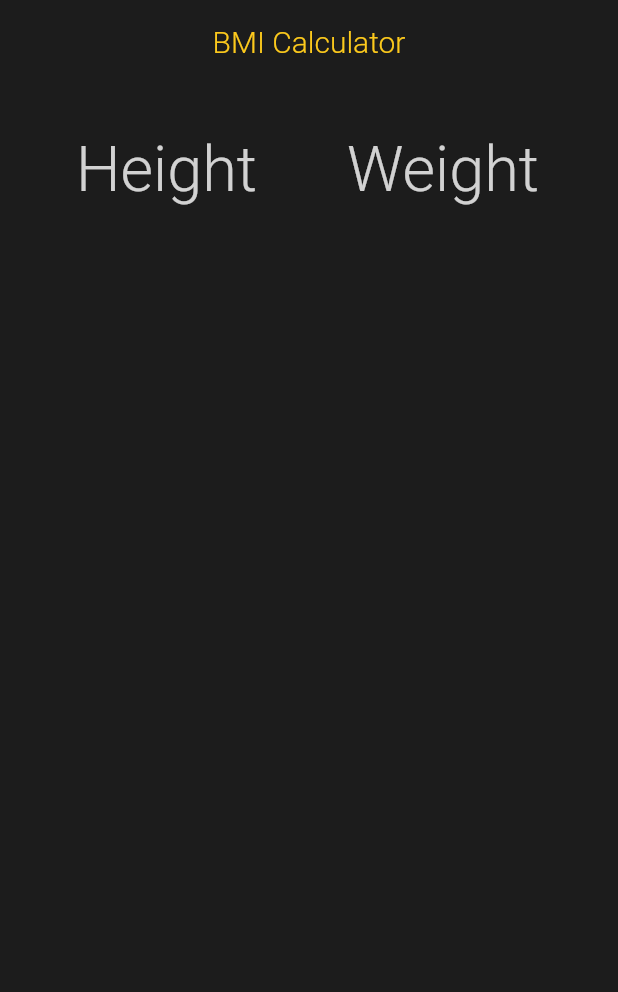
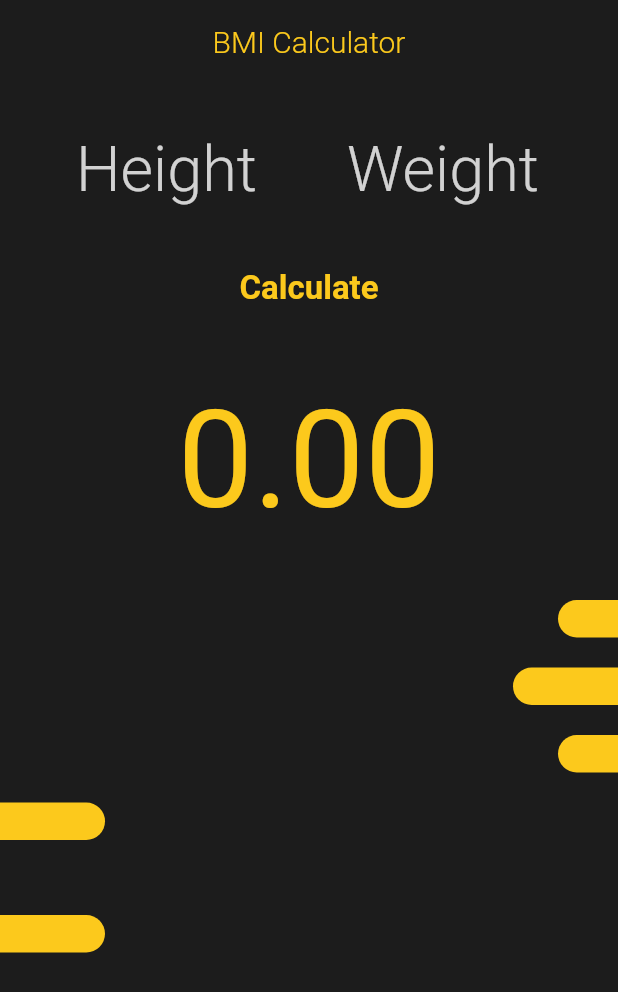
Before and after one commit to HappyFeed/bmi_calculator, a Flutter app: the screen it shows after launch, on a phone screen of 412 x 824 dp. Shown: the top 992 px of the screen. Run offline on Flutter 3.47's test engine with Material 2 defaults, Android fonts, the phone set to English and light mode, and no system bars; our stand-ins replace hexcolor.

Commit message:
calculator done

```diff
--- a/lib/screens/home.dart
+++ b/lib/screens/home.dart
@@ -11,6 +11,11 @@ class HomeScreen extends StatefulWidget {
 }
 
 class _HomeScreenState extends State<HomeScreen> {
+  TextEditingController _heightController = TextEditingController();
+  TextEditingController _weightController = TextEditingController();
+  double _bmiResult = 0;
+  String result = '';
+
   @override
   Widget build(BuildContext context) {
     return Scaffold(
@@ -36,6 +41,7 @@ class _HomeScreenState extends State<HomeScreen> {
                 Container(
                   width: 130,
                   child: TextField(
+                    controller: _heightController,
                     style: TextStyle(
                         fontSize: 42,
                         fontWeight: FontWeight.w300,
@@ -53,6 +59,7 @@ class _HomeScreenState extends State<HomeScreen> {
                 Container(
                   width: 130,
                   child: TextField(
+                    controller: _weightController,
                     style: TextStyle(
                         fontSize: 42,
                         fontWeight: FontWeight.w300,
@@ -68,7 +75,79 @@ class _HomeScreenState extends State<HomeScreen> {
                   ),
                 )
               ],
-            )
+            ),
+            SizedBox(
+              height: 30,
+            ),
+            GestureDetector(
+              onTap: () {
+                double _h = double.parse(_heightController.text);
+                double _w = double.parse(_weightController.text);
+                setState(() {
+                  _bmiResult = _w / (_h * _h);
+                  if (_bmiResult > 25) {
+                    result = "Super Nice weight";
+                  } else if (_bmiResult >= 18.5 && _bmiResult <= 25) {
+                    result = "Nice weight";
+                  } else {
+                    result = "Nice";
+                  }
+                });
+              },
+              child: Container(
+                child: Text(
+                  'Calculate',
+                  style: TextStyle(
+                      fontSize: 22,
+                      fontWeight: FontWeight.bold,
+                      color: accentHexColor),
+                ),
+              ),
+            ),
+            SizedBox(
+              height: 50,
+            ),
+            Container(
+              child: Text(
+                _bmiResult.toStringAsFixed(2),
+                style: TextStyle(fontSize: 90, color: accentHexColor),
+              ),
+            ),
+            SizedBox(
+              height: 30,
+            ),
+            Visibility(
+              visible: result.isNotEmpty,
+              child: Container(
+                child: Text(
+                  result,
+                  style: TextStyle(
+                      fontSize: 32,
+                      fontWeight: FontWeight.w400,
+                      color: accentHexColor),
+                ),
+              ),
+            ),
+            SizedBox(
+              height: 10,
+            ),
+            LeftBar(barWidth: 40),
+            SizedBox(
+              height: 20,
+            ),
+            LeftBar(barWidth: 70),
+            SizedBox(
+              height: 20,
+            ),
+            LeftBar(barWidth: 40),
+            SizedBox(
+              height: 20,
+            ),
+            RightBar(barWidth: 70),
+            SizedBox(
+              height: 50,
+            ),
+            RightBar(barWidth: 70)
           ],
         ),
       ),
--- a/lib/widgets/right_bar.dart
+++ b/lib/widgets/right_bar.dart
@@ -1,10 +1,10 @@
 import 'package:flutter/material.dart';
 import 'package:bmi_calculator/constants/app_constants.dart';
 
-class LeftBar extends StatelessWidget {
+class RightBar extends StatelessWidget {
   final double barWidth;
 
-  const LeftBar({super.key, required this.barWidth});
+  const RightBar({super.key, required this.barWidth});
 
   @override
   Widget build(BuildContext context) {
@@ -16,8 +16,8 @@ class LeftBar extends StatelessWidget {
           width: barWidth,
           decoration: BoxDecoration(
             borderRadius: BorderRadius.only(
-              topLeft: Radius.circular(20),
-              bottomLeft: Radius.circular(20),
+              topRight: Radius.circular(20),
+              bottomRight: Radius.circular(20),
             ),
             color: accentHexColor,
           ),
```
